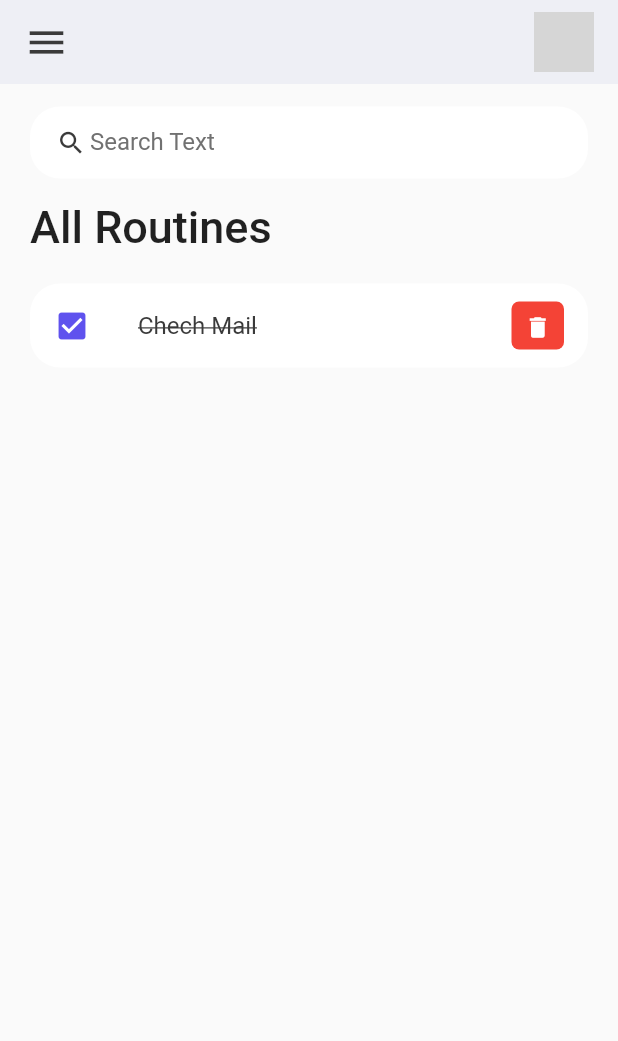
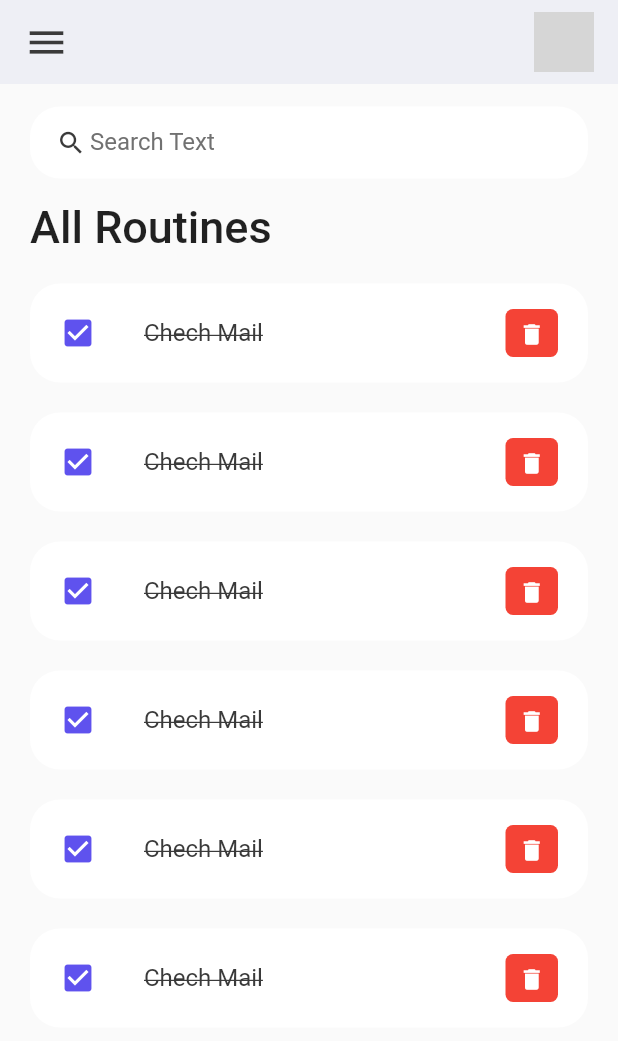
Before and after one commit to hasibHabibzadah/myroutine, a Flutter app: the screen it shows after launch, after a tap on "Chech Mail", on a phone screen of 412 x 824 dp. Shown: the top 1041 px of the screen. Run offline on Flutter 3.47's test engine with Material 2 defaults, Android fonts, the phone set to English and light mode, and no system bars; missing offline and left inert: dart:html; grey boxes are pictures that could not be loaded.

Commit message:
Updating My Widgets

```diff
--- a/lib/screens/home.dart
+++ b/lib/screens/home.dart
@@ -29,6 +29,11 @@ class Home extends StatelessWidget {
                     ),
                   )
                   ,TodoItem(),
+                  TodoItem(),
+                  TodoItem(),
+                  TodoItem(),
+                  TodoItem(),
+                  TodoItem(),
                 ],
               ),
 
--- a/lib/widgets/todo_item.dart
+++ b/lib/widgets/todo_item.dart
@@ -8,11 +8,15 @@ class TodoItem extends StatelessWidget {
   @override
   Widget build(BuildContext context) {
     return Container(
+      margin: EdgeInsets.only(bottom: 20),
         child: ListTile(
-      onTap: () {},
+      onTap: () {
+        print('hello world');
+      },
       shape: RoundedRectangleBorder(
         borderRadius: BorderRadius.circular(20),
       ),
+          contentPadding: EdgeInsets.symmetric(horizontal: 20, vertical: 5),
       tileColor: Colors.white,
       leading: Icon(
         Icons.check_box,
@@ -38,7 +42,9 @@ class TodoItem extends StatelessWidget {
           color: Colors.white,
           iconSize: 18,
           icon: Icon(Icons.delete),
-          onPressed: () {  },
+          onPressed: () {
+
+          },
         ),
       ),
         ));
```
Also changed, not shown: lib/model/ToDo.dart (added, +24 -0 lines).
